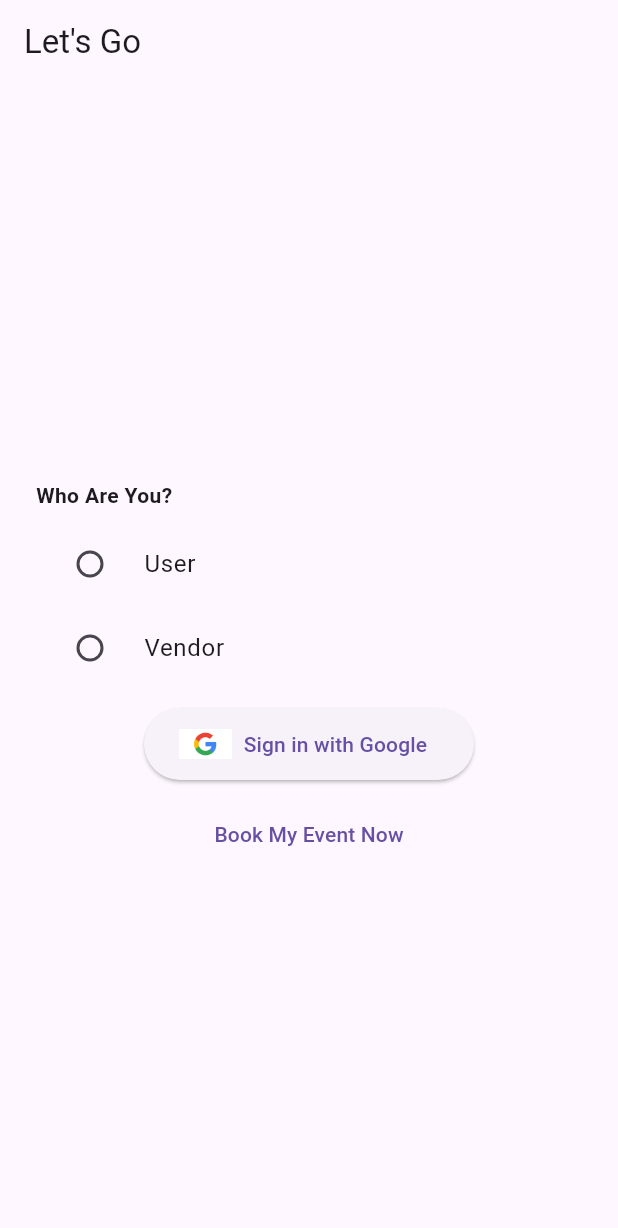
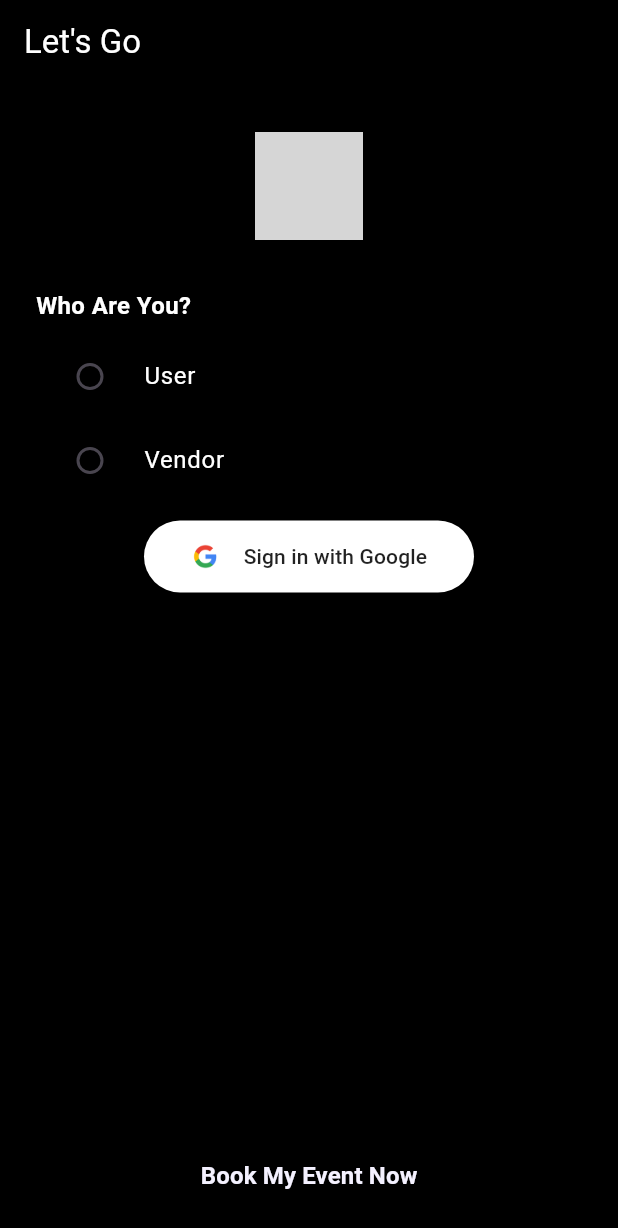
Before and after one commit to bookmyeventnowin/bookmyeventnow, a Flutter app: the screen it shows after launch, on a phone screen of 412 x 824 dp. Shown: the top 1228 px of the screen. Run offline on Flutter 3.47's test engine with Material 3 defaults, Android fonts, the phone set to English and light mode, and no system bars; our stand-ins replace cloud_firestore, firebase_auth, firebase_core, firebase_storage, google_sign_in, image_picker and 1 more; missing offline and left inert: razorpay_flutter; accounts and stored records are empty; grey boxes are pictures that could not be loaded.

Commit message:
style: refresh login screen branding

```diff
--- a/lib/login_page.dart
+++ b/lib/login_page.dart
@@ -65,46 +65,104 @@ class _LoginPageState extends State<LoginPage> {
   @override
   Widget build(BuildContext context) {
     return Scaffold(
-      appBar: AppBar(title: const Text("Let's Go")),
-      body: Center(
+      backgroundColor: Colors.black,
+      appBar: AppBar(
+        backgroundColor: Colors.black,
+        foregroundColor: Colors.white,
+        elevation: 0,
+        title: const Text("Let's Go"),
+      ),
+      body: SafeArea(
+        child: Center(
           child: Padding(
-          padding: const EdgeInsets.all(24.0),
-          child: Column(mainAxisSize: MainAxisSize.min, children: [
-            // const Text('Welcome to BookMyEventNow', style: TextStyle(fontSize: 20)),
-            const SizedBox(height: 20),
+            padding: const EdgeInsets.symmetric(horizontal: 24, vertical: 16),
+            child: Column(
+              mainAxisAlignment: MainAxisAlignment.spaceBetween,
+              mainAxisSize: MainAxisSize.max,
+              children: [
+                Column(
+                  children: [
+                    const SizedBox(height: 16),
+                    Image.asset(
+                      'assets/bmen_logo.png',
+                      height: 72,
+                    ),
+                    const SizedBox(height: 32),
                     const Align(
                       alignment: Alignment.centerLeft,
-              child: Text('Who Are You?', style: TextStyle(fontWeight: FontWeight.w600)),
+                      child: Text(
+                        'Who Are You?',
+                        style: TextStyle(
+                          fontWeight: FontWeight.w600,
+                          fontSize: 16,
+                          color: Colors.white,
+                        ),
+                      ),
                     ),
                     const SizedBox(height: 8),
                     Column(
                       crossAxisAlignment: CrossAxisAlignment.stretch,
                       children: AppRole.values
-                  .map((role) => RadioListTile<AppRole>(
-                        title: Text(role.label),
+                          .map(
+                            (role) => RadioListTile<AppRole>(
+                              title: Text(
+                                role.label,
+                                style: const TextStyle(color: Colors.white),
+                              ),
                               value: role,
+                              activeColor: Colors.white,
                               groupValue: _selectedRole,
-                        onChanged: _loading ? null : (value) => setState(() => _selectedRole = value),
-                      ))
+                              onChanged: _loading
+                                  ? null
+                                  : (value) => setState(() => _selectedRole = value),
+                            ),
+                          )
                           .toList(),
                     ),
                     const SizedBox(height: 12),
                     if (_error != null) ...[
-              Text(_error!, style: const TextStyle(color: Colors.red)),
+                      Text(
+                        _error!,
+                        style: const TextStyle(color: Colors.redAccent),
+                      ),
                       const SizedBox(height: 12),
                     ],
                     ElevatedButton.icon(
-              icon: Image.asset('assets/google_logo.png', height: 20), // optional
-              label: _loading ? const SizedBox(width: 18, height: 18, child: CircularProgressIndicator(strokeWidth: 2)) : const Text('Sign in with Google'),
+                      icon: Image.asset('assets/google_logo.png', height: 20),
+                      label: _loading
+                          ? const SizedBox(
+                              width: 18,
+                              height: 18,
+                              child: CircularProgressIndicator(strokeWidth: 2, color: Colors.white),
+                            )
+                          : const Text('Sign in with Google'),
                       onPressed: _loading ? null : _signInWithGoogle,
-              style: ElevatedButton.styleFrom(minimumSize: const Size(220, 48)),
+                      style: ElevatedButton.styleFrom(
+                        minimumSize: const Size(220, 48),
+                        backgroundColor: Colors.white,
+                        foregroundColor: Colors.black87,
                       ),
-            const SizedBox(height: 12),
+                    ),
+                  ],
+                ),
                 TextButton(
-              onPressed: () => ScaffoldMessenger.of(context).showSnackBar(const SnackBar(content: Text('Other login flows can be added.'))),
-              child: const Text('Book My Event Now'),
+                  onPressed: () => ScaffoldMessenger.of(context).showSnackBar(
+                    const SnackBar(
+                      content: Text('Other login flows can be added.'),
                     ),
-          ]),
+                  ),
+                  child: const Text(
+                    'Book My Event Now',
+                    style: TextStyle(
+                      color: Color(0xFFF4F1FF),
+                      fontSize: 16,
+                      fontWeight: FontWeight.w600,
+                    ),
+                  ),
+                ),
+              ],
+            ),
+          ),
         ),
       ),
     );
```
Lines whose indentation alone changed are shown as unchanged.
